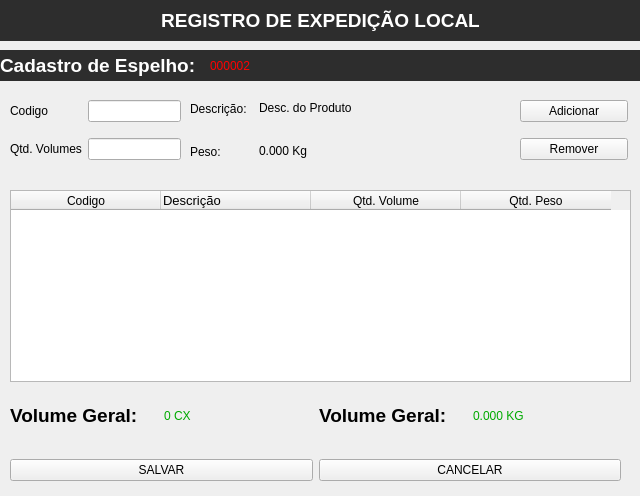
siqueiradias/Expedicao_local, file gui/view/tela_cadastro.ui: the form before one commit.
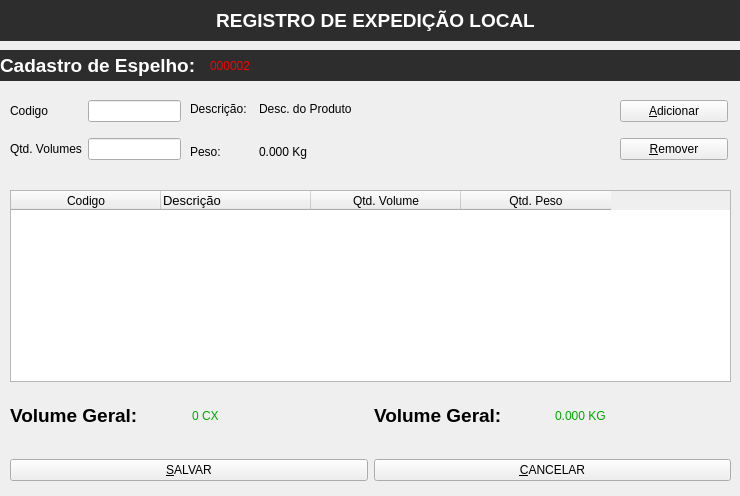
The form after the commit.

The edit to the form file:
```diff
--- a/gui/view/tela_cadastro.ui
+++ b/gui/view/tela_cadastro.ui
@@ -6,7 +6,7 @@
    <rect>
     <x>0</x>
     <y>0</y>
-    <width>640</width>
+    <width>740</width>
     <height>496</height>
    </rect>
   </property>
@@ -18,7 +18,7 @@
   </property>
   <property name="maximumSize">
    <size>
-    <width>640</width>
+    <width>740</width>
     <height>16777215</height>
    </size>
   </property>
@@ -31,7 +31,7 @@
      <rect>
       <x>0</x>
       <y>0</y>
-      <width>641</width>
+      <width>751</width>
       <height>41</height>
      </rect>
     </property>
@@ -54,7 +54,7 @@
      <rect>
       <x>0</x>
       <y>50</y>
-      <width>641</width>
+      <width>741</width>
       <height>31</height>
      </rect>
     </property>
@@ -101,7 +101,7 @@
    <widget class="QWidget" name="verticalLayoutWidget_2">
     <property name="geometry">
      <rect>
-      <x>520</x>
+      <x>620</x>
       <y>90</y>
       <width>108</width>
       <height>80</height>
@@ -114,7 +114,7 @@
         <string notr="true">font: 12pt &quot;MS Shell Dlg 2&quot;;</string>
        </property>
        <property name="text">
-        <string>Adicionar</string>
+        <string>&amp;Adicionar</string>
        </property>
       </widget>
      </item>
@@ -124,7 +124,7 @@
         <string notr="true">font: 12pt &quot;MS Shell Dlg 2&quot;;</string>
        </property>
        <property name="text">
-        <string>Remover</string>
+        <string>&amp;Remover</string>
        </property>
       </widget>
      </item>
@@ -135,16 +135,25 @@
      <rect>
       <x>10</x>
       <y>190</y>
-      <width>621</width>
+      <width>721</width>
       <height>192</height>
      </rect>
     </property>
+    <property name="maximumSize">
+     <size>
+      <width>721</width>
+      <height>192</height>
+     </size>
+    </property>
     <property name="editTriggers">
      <set>QAbstractItemView::SelectedClicked</set>
     </property>
     <attribute name="horizontalHeaderDefaultSectionSize">
      <number>150</number>
     </attribute>
+    <attribute name="verticalHeaderDefaultSectionSize">
+     <number>45</number>
+    </attribute>
     <column>
      <property name="text">
       <string>Codigo</string>
@@ -229,7 +238,7 @@
      <rect>
       <x>259</x>
       <y>90</y>
-      <width>251</width>
+      <width>351</width>
       <height>80</height>
      </rect>
     </property>
@@ -240,7 +249,7 @@
         <string notr="true">font: 75 12pt &quot;MS Shell Dlg 2&quot;;</string>
        </property>
        <property name="text">
-        <string>&lt;html&gt;&lt;head/&gt;&lt;body&gt;&lt;p&gt;Desc. do Produto&lt;/p&gt;&lt;/body&gt;&lt;/html&gt;</string>
+        <string>Desc. do Produto</string>
        </property>
       </widget>
      </item>
@@ -250,7 +259,7 @@
         <string notr="true">font: 75 14pt &quot;MS Shell Dlg 2&quot;;</string>
        </property>
        <property name="text">
-        <string>&lt;html&gt;&lt;head/&gt;&lt;body&gt;&lt;p&gt;0.000 Kg&lt;/p&gt;&lt;/body&gt;&lt;/html&gt;</string>
+        <string>0.000 Kg</string>
        </property>
       </widget>
      </item>
@@ -261,7 +270,7 @@
      <rect>
       <x>10</x>
       <y>450</y>
-      <width>611</width>
+      <width>721</width>
       <height>41</height>
      </rect>
     </property>
@@ -272,7 +281,7 @@
         <string notr="true">font: 12pt &quot;MS Shell Dlg 2&quot;;</string>
        </property>
        <property name="text">
-        <string>SALVAR</string>
+        <string>&amp;SALVAR</string>
        </property>
       </widget>
      </item>
@@ -282,7 +291,7 @@
         <string notr="true">font: 12pt &quot;MS Shell Dlg 2&quot;;</string>
        </property>
        <property name="text">
-        <string>CANCELAR</string>
+        <string>&amp;CANCELAR</string>
        </property>
       </widget>
      </item>
@@ -293,7 +302,7 @@
      <rect>
       <x>10</x>
       <y>400</y>
-      <width>611</width>
+      <width>721</width>
       <height>31</height>
      </rect>
     </property>
```
Left out of the diff: 14 changed lines with no effect on the pictures.
